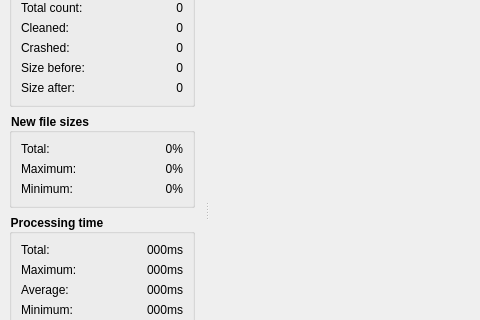
This is src/gui/mainwindow.ui in RazrFalcon/svgcleaner as Qt 5 draws it before an edit; both pictures show x 0 to 480 and y 85 to 405 of the 800 by 560 pixel window. The edited form follows.
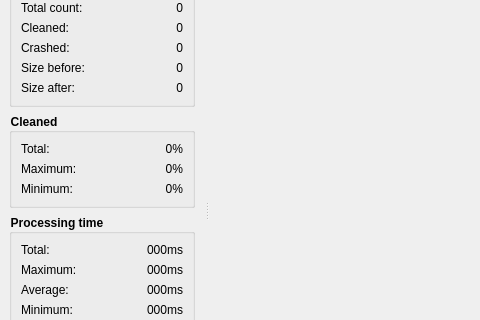
This is the edited form. Icons and pictures are not drawn.

What changed in the file:
```diff
--- a/src/gui/mainwindow.ui
+++ b/src/gui/mainwindow.ui
@@ -267,7 +267,7 @@
 }</string>
        </property>
        <property name="title">
-        <string>New file sizes</string>
+        <string>Cleaned</string>
        </property>
        <layout class="QGridLayout" name="gridLayout_4">
         <item row="1" column="0" rowspan="2">
```
Left out of the diff: 29 changed lines with no effect on the pictures.
